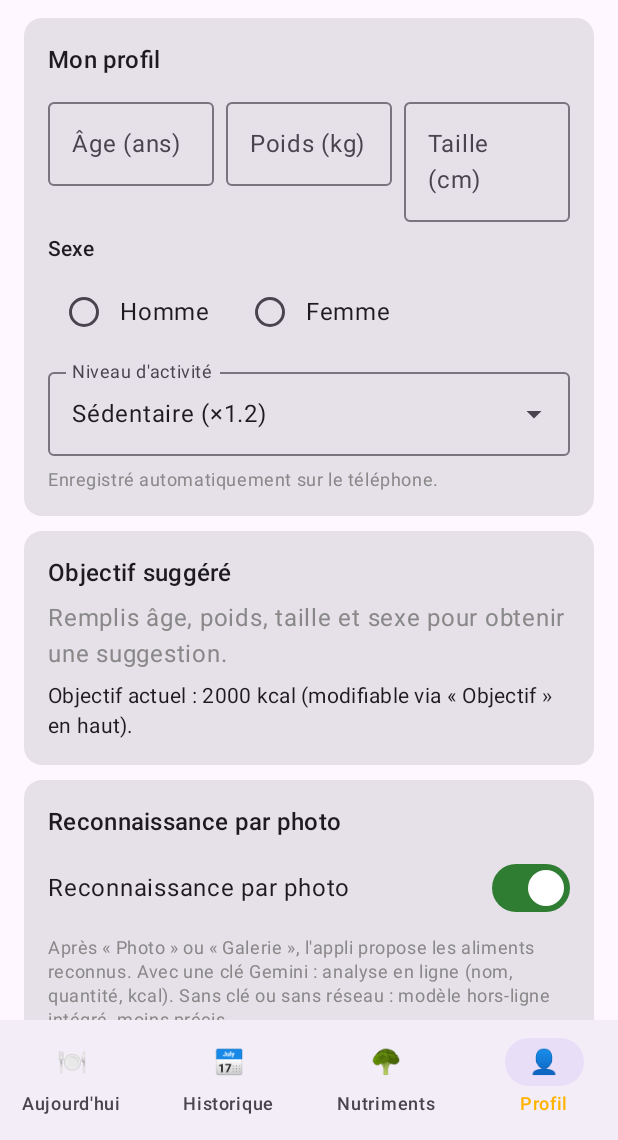
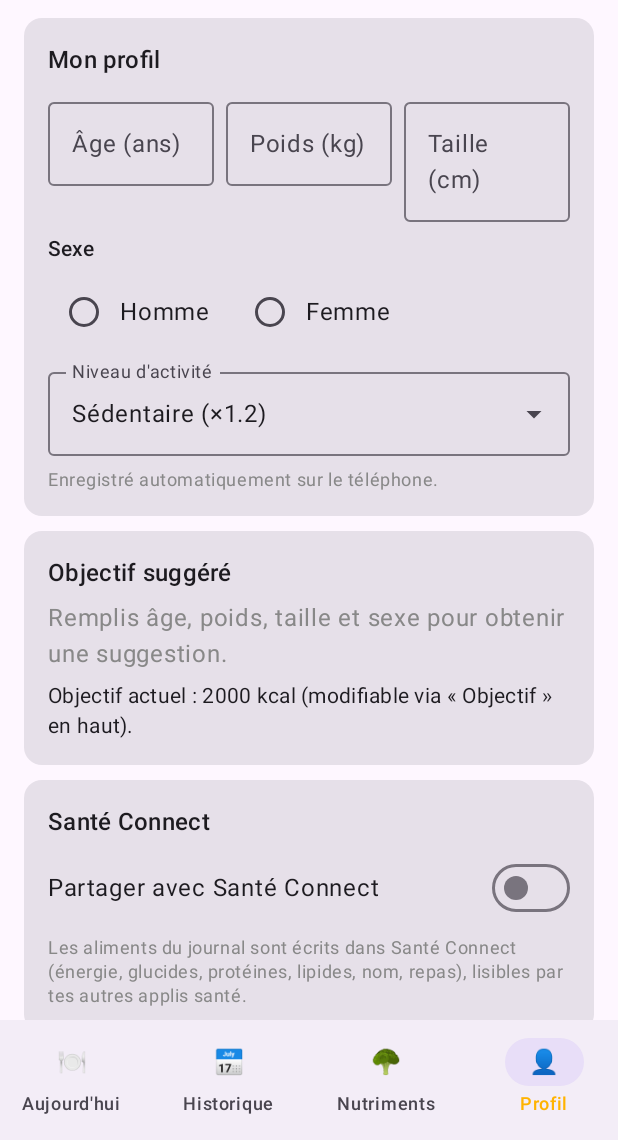
Before and after one commit to wolnerman8-sudo/calories-android, an Android app built with Jetpack Compose: the screen it shows after launch (MainActivity), item 4 of the bottom bar chosen, on a phone screen of 412 x 824 dp, the part 96-1236 px from its top. Run offline under Robolectric (Android 15) with nearby library versions, the phone set to English and light mode, and no system bars; libraries missing offline, so code that uses them is left out: androidx.health.connect, com.elinkthings.ailinksecretlib, com.google.mlkit.vision; pictures from the network do not load; 5 statements that could not run were skipped.

Commit message:
v1.8 : partage du journal avec Santé Connect (nutrition), poids et pas dans Profil

```diff
--- a/app/build.gradle.kts
+++ b/app/build.gradle.kts
@@ -18,8 +18,8 @@ android {
         applicationId = "com.wolnerman.calories"
         minSdk = 24
         targetSdk = 34
-        versionCode = 8
-        versionName = "1.7"
+        versionCode = 9
+        versionName = "1.8"
         // Téléphones ARM uniquement (le moteur TFLite pèse ~3-6 Mo par architecture)
         ndk { abiFilters += listOf("arm64-v8a", "armeabi-v7a") }
     }
@@ -75,6 +75,8 @@ dependencies {
     implementation("com.google.android.gms:play-services-code-scanner:16.1.0")
     implementation("androidx.exifinterface:exifinterface:1.3.7")
     implementation("org.jetbrains.kotlinx:kotlinx-coroutines-android:1.8.1")
+    // Santé Connect : 1.1.0-alpha07 = dernière version compatible compileSdk 34 / AGP 8.5 (les suivantes exigent SDK 35-36)
+    implementation("androidx.health.connect:connect-client:1.1.0-alpha07")
     implementation("com.google.ai.edge.litert:litert:1.4.2") // reconnaissance hors-ligne (Interpreter TFLite)
     implementation("com.github.elinkthings:AILinkSecretAndroid:2.0.0") { isTransitive = false }
 }
--- /dev/null
+++ b/app/src/main/java/com/wolnerman/calories/HealthUi.kt
@@ -0,0 +1,156 @@
+package com.wolnerman.calories
+
+import android.content.ActivityNotFoundException
+import android.os.Bundle
+import androidx.activity.ComponentActivity
+import androidx.activity.compose.rememberLauncherForActivityResult
+import androidx.activity.compose.setContent
+import androidx.compose.foundation.layout.*
+import androidx.compose.foundation.rememberScrollState
+import androidx.compose.foundation.verticalScroll
+import androidx.compose.material3.*
+import androidx.compose.runtime.*
+import androidx.compose.ui.Alignment
+import androidx.compose.ui.Modifier
+import androidx.compose.ui.graphics.Color
+import androidx.compose.ui.platform.LocalContext
+import androidx.compose.ui.unit.dp
+import androidx.health.connect.client.HealthConnectClient
+import androidx.health.connect.client.PermissionController
+import kotlinx.coroutines.launch
+import java.time.ZoneId
+import java.time.format.DateTimeFormatter
+import java.util.Locale
+
+private const val HC_EXPLAIN =
+    "Calories peut partager ton journal avec Santé Connect, pour que tes autres applis santé " +
+    "(par exemple « Vivre en équilibre ») voient ce que tu manges.\n\n" +
+    "• Écriture « Nutrition » : chaque aliment ajouté (nom, kcal, glucides/protéines/lipides si connus, type de repas). " +
+    "Supprimer une entrée dans Calories la supprime aussi dans Santé Connect.\n" +
+    "• Lecture « Nutrition » : uniquement pour vérifier la synchronisation.\n" +
+    "• Lecture « Poids » et « Pas » : afficher ton dernier poids et tes pas du jour dans l'onglet Profil.\n\n" +
+    "Les données restent sur ton téléphone : Calories ne les envoie à aucun serveur. " +
+    "Tu peux retirer ces autorisations à tout moment dans Santé Connect."
+
+/** Carte « Santé Connect » de l'onglet Profil. */
+@Composable
+fun HealthConnectCard(entries: List<Entry>, onUseWeight: (Double) -> Unit) {
+    val ctx = LocalContext.current
+    val settings = remember { SecureSettings(ctx) }
+    val scope = rememberCoroutineScope()
+    var status by remember { mutableIntStateOf(HealthSync.status(ctx)) }
+    var enabled by remember { mutableStateOf(settings.healthEnabled) }
+    var explain by remember { mutableStateOf(false) }
+    var msg by remember { mutableStateOf<String?>(null) }
+    var summary by remember { mutableStateOf<HealthSummary?>(null) }
+    var refresh by remember { mutableIntStateOf(0) }
+
+    suspend fun syncAll() {
+        HealthSync.write(ctx, entries).fold(
+            onSuccess = { n -> msg = "Santé Connect : $n entrée(s) du journal partagée(s)." },
+            onFailure = { e -> msg = "Partage impossible : ${e.message}" })
+    }
+    val launcher = rememberLauncherForActivityResult(PermissionController.createRequestPermissionResultContract(HealthSync.PROVIDER)) { granted ->
+        val write = androidx.health.connect.client.permission.HealthPermission
+            .getWritePermission(androidx.health.connect.client.records.NutritionRecord::class)
+        if (write in granted) {
+            settings.healthEnabled = true; enabled = true
+            scope.launch { syncAll(); refresh++ }
+        } else {
+            settings.healthEnabled = false; enabled = false
+            msg = "Autorisation « Nutrition » refusée : rien n'est partagé. Tu peux l'accorder dans Santé Connect."
+        }
+    }
+    LaunchedEffect(enabled, refresh) {
+        status = HealthSync.status(ctx)
+        summary = if (enabled && status == HealthConnectClient.SDK_AVAILABLE) HealthSync.summary(ctx) else null
+    }
+
+    Card(Modifier.fillMaxWidth()) {
+        Column(Modifier.padding(16.dp), verticalArrangement = Arrangement.spacedBy(8.dp)) {
+            Text("Santé Connect", style = MaterialTheme.typography.titleMedium)
+            Row(verticalAlignment = Alignment.CenterVertically) {
+                Text("Partager avec Santé Connect", Modifier.weight(1f))
+                Switch(checked = enabled, onCheckedChange = { on ->
+                    msg = null
+                    if (!on) { settings.healthEnabled = false; enabled = false; msg = "Partage arrêté (les données déjà partagées restent dans Santé Connect)." }
+                    else if (HealthSync.status(ctx) != HealthConnectClient.SDK_AVAILABLE) { status = HealthSync.status(ctx) }
+                    else explain = true
+                })
+            }
+            when (status) {
+                HealthConnectClient.SDK_UNAVAILABLE -> Text(
+                    "Santé Connect n'est pas disponible sur ce téléphone (Android 9 minimum).",
+                    style = MaterialTheme.typography.bodySmall, color = Color(0xFFB26A00))
+                HealthConnectClient.SDK_UNAVAILABLE_PROVIDER_UPDATE_REQUIRED -> {
+                    Text("Santé Connect doit être installé ou mis à jour (Android 13 et moins : appli « Santé Connect » sur le Play Store).",
+                        style = MaterialTheme.typography.bodySmall, color = Color(0xFFB26A00))
+                    OutlinedButton(onClick = {
+                        try { ctx.startActivity(HealthSync.installIntent()) }
+                        catch (e: ActivityNotFoundException) { runCatching { ctx.startActivity(HealthSync.installWebIntent()) } }
+                    }) { Text("Installer Santé Connect") }
+                    TextButton(onClick = { refresh++ }) { Text("J'ai installé, vérifier") }
+                }
+                else -> {}
+            }
+            if (enabled && status == HealthConnectClient.SDK_AVAILABLE) {
+                val s = summary
+                when {
+                    s == null -> Text("Lecture…", style = MaterialTheme.typography.bodySmall, color = Color.Gray)
+                    s.error != null -> Text("Lecture impossible : ${s.error}", style = MaterialTheme.typography.bodySmall, color = Color(0xFFC62828))
+                    else -> {
+                        val wTxt = s.weightKg?.let { kg ->
+                            val d = s.weightTime?.atZone(ZoneId.systemDefault())
+                                ?.format(DateTimeFormatter.ofPattern("d MMM", Locale.FRENCH)) ?: ""
+                            String.format(Locale.FRENCH, "%.1f kg", kg) + if (d.isNotEmpty()) " (le $d)" else ""
+                        } ?: "aucun (ou lecture non autorisée)"
+                        Text("Dernier poids : $wTxt")
+                        Text("Pas aujourd'hui : ${s.stepsToday?.let { String.format(Locale.FRENCH, "%,d", it) } ?: "lecture non autorisée"}")
+                        s.weightKg?.let { kg ->
+                            OutlinedButton(onClick = { onUseWeight(Math.round(kg * 10.0) / 10.0) }) { Text("Utiliser ce poids dans mon profil") }
+                        }
+                    }
+                }
+                Row(horizontalArrangement = Arrangement.spacedBy(8.dp)) {
+                    OutlinedButton(onClick = { scope.launch { syncAll(); refresh++ } }) { Text("Resynchroniser le journal") }
+                    TextButton(onClick = { launcher.launch(HealthSync.PERMISSIONS) }) { Text("Autorisations") }
+                }
+            }
+            msg?.let { Text(it, style = MaterialTheme.typography.bodySmall, color = Color(0xFF2E7D32)) }
+            Text("Les aliments du journal sont écrits dans Santé Connect (énergie, glucides, protéines, lipides, nom, repas), " +
+                "lisibles par tes autres applis santé.", style = MaterialTheme.typography.bodySmall, color = Color.Gray)
+        }
+    }
+
+    if (explain) AlertDialog(
+        onDismissRequest = { explain = false },
+        title = { Text("Partager avec Santé Connect") },
+        text = { Text(HC_EXPLAIN, Modifier.verticalScroll(rememberScrollState())) },
+        confirmButton = { TextButton(onClick = { explain = false; launcher.launch(HealthSync.PERMISSIONS) }) { Text("Continuer") } },
+        dismissButton = { TextButton(onClick = { explain = false }) { Text("Annuler") } },
+    )
+}
+
+/**
+ * Écran « Confidentialité » ouvert par Santé Connect (lien depuis l'écran des autorisations).
+ * Obligatoire : ACTION_SHOW_PERMISSIONS_RATIONALE (Android ≤ 13) et VIEW_PERMISSION_USAGE (Android 14+).
+ */
+class HealthPrivacyActivity : ComponentActivity() {
+    override fun onCreate(savedInstanceState: Bundle?) {
+        super.onCreate(savedInstanceState)
+        setContent {
+            MaterialTheme {
+                Surface(Modifier.fillMaxSize()) {
+                    Column(Modifier.padding(20.dp).verticalScroll(rememberScrollState()), verticalArrangement = Arrangement.spacedBy(12.dp)) {
+                        Text("Calories — confidentialité et Santé Connect", style = MaterialTheme.typography.titleLarge)
+                        Text(HC_EXPLAIN)
+                        Text("Calories n'a pas de compte ni de serveur : le journal, le profil et les photos sont stockés uniquement sur le téléphone. " +
+                            "Seule exception, si tu l'actives : la reconnaissance photo envoie la photo réduite à Google Gemini avec ta propre clé API.",
+                            style = MaterialTheme.typography.bodyMedium)
+                        Button(onClick = { finish() }) { Text("Fermer") }
+                    }
+                }
+            }
+        }
+    }
+}
--- a/app/src/main/java/com/wolnerman/calories/MainActivity.kt
+++ b/app/src/main/java/com/wolnerman/calories/MainActivity.kt
@@ -89,6 +89,16 @@ fun CaloriesApp(storage: Storage) {
     var toDelete by remember { mutableStateOf<Entry?>(null) }
 
     fun update(newList: List<Entry>) { entries = newList; storage.saveEntries(newList) }
+    val appCtx = LocalContext.current.applicationContext
+    val hcScope = rememberCoroutineScope()
+    /** Santé Connect (si activé) : écrit les entrées ajoutées, supprime les entrées retirées. */
+    fun syncHealth(added: List<Entry> = emptyList(), removed: List<Entry> = emptyList()) {
+        if (!SecureSettings(appCtx).healthEnabled) return
+        hcScope.launch {
+            if (added.isNotEmpty()) HealthSync.write(appCtx, added)
+            if (removed.isNotEmpty()) HealthSync.delete(appCtx, removed)
+        }
+    }
 
     Scaffold(
         topBar = {
@@ -116,10 +126,10 @@ fun CaloriesApp(storage: Storage) {
     ) { pad ->
         Box(Modifier.padding(pad).fillMaxSize()) {
             if (tab == 0) TodayScreen(entries, goal,
-                onAdd = { update(entries + it) }, onDelete = { toDelete = it })
+                onAdd = { update(entries + it); syncHealth(added = listOf(it)) }, onDelete = { toDelete = it })
             else if (tab == 1) HistoryScreen(entries, goal, onDelete = { toDelete = it })
             else if (tab == 3) NutrientsScreen(entries, goal, storage.loadProfile().male)
-            else ProfileScreen(storage, goal, onUseGoal = { goal = it; storage.dailyGoal = it })
+            else ProfileScreen(storage, goal, entries, onUseGoal = { goal = it; storage.dailyGoal = it })
         }
     }
 
@@ -148,7 +158,7 @@ fun CaloriesApp(storage: Storage) {
             onDismissRequest = { toDelete = null },
             title = { Text("Supprimer ?") },
             text = { Text("${e.name} — ${e.kcal} kcal") },
-            confirmButton = { TextButton(onClick = { Photos.delete(e.photo); update(entries.filter { it.id != e.id }); toDelete = null }) { Text("Supprimer") } },
+            confirmButton = { TextButton(onClick = { Photos.delete(e.photo); update(entries.filter { it.id != e.id }); syncHealth(removed = listOf(e)); toDelete = null }) { Text("Supprimer") } },
             dismissButton = { TextButton(onClick = { toDelete = null }) { Text("Annuler") } }
         )
     }
@@ -512,7 +522,7 @@ fun HistoryScreen(entries: List<Entry>, goal: Int, onDelete: (Entry) -> Unit) {
 
 @OptIn(ExperimentalMaterial3Api::class)
 @Composable
-fun ProfileScreen(storage: Storage, goal: Int, onUseGoal: (Int) -> Unit) {
+fun ProfileScreen(storage: Storage, goal: Int, entries: List<Entry>, onUseGoal: (Int) -> Unit) {
     val initial = remember { storage.loadProfile() }
     fun numTxt(d: Double?) = d?.let { if (it % 1.0 == 0.0) it.toInt().toString() else it.toString() } ?: ""
     var age by remember { mutableStateOf(initial.age?.toString() ?: "") }
@@ -592,6 +602,7 @@ fun ProfileScreen(storage: Storage, goal: Int, onUseGoal: (Int) -> Unit) {
                 }
             }
         }
+        item { HealthConnectCard(entries) { kg -> weight = fmt(kg) } }
         item { RecognitionSettingsCard() }
     }
 }
--- a/app/src/main/java/com/wolnerman/calories/SecureSettings.kt
+++ b/app/src/main/java/com/wolnerman/calories/SecureSettings.kt
@@ -20,6 +20,11 @@ class SecureSettings(ctx: Context) {
     var recognitionEnabled: Boolean
         get() = prefs.getBoolean("enabled", true)
         set(v) { prefs.edit().putBoolean("enabled", v).apply() }
+
+    /** Partage du journal avec Santé Connect (v1.8), désactivé par défaut. */
+    var healthEnabled: Boolean
+        get() = prefs.getBoolean("health_enabled", false)
+        set(v) { prefs.edit().putBoolean("health_enabled", v).apply() }
 
     fun hasKey(): Boolean = prefs.contains("gemini_key")
 
```
Also changed, not shown: app/src/main/AndroidManifest.xml (+26 -1 lines), app/src/main/java/com/wolnerman/calories/HealthSync.kt (added, +143 -0 lines), 2 other files.
